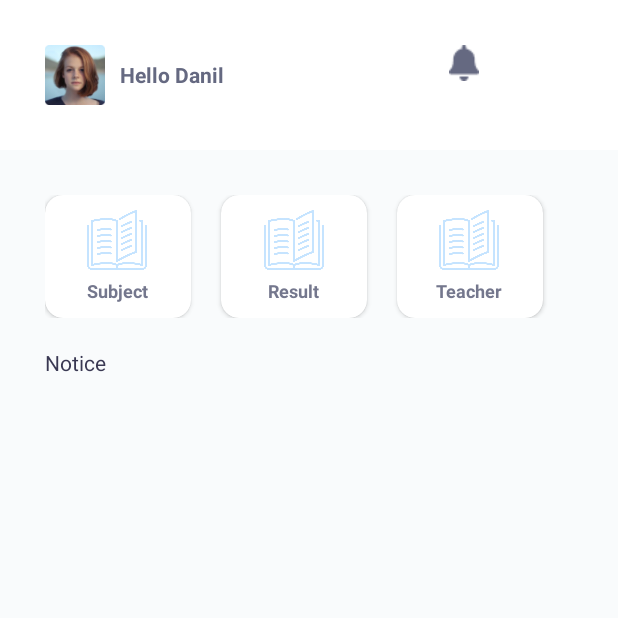
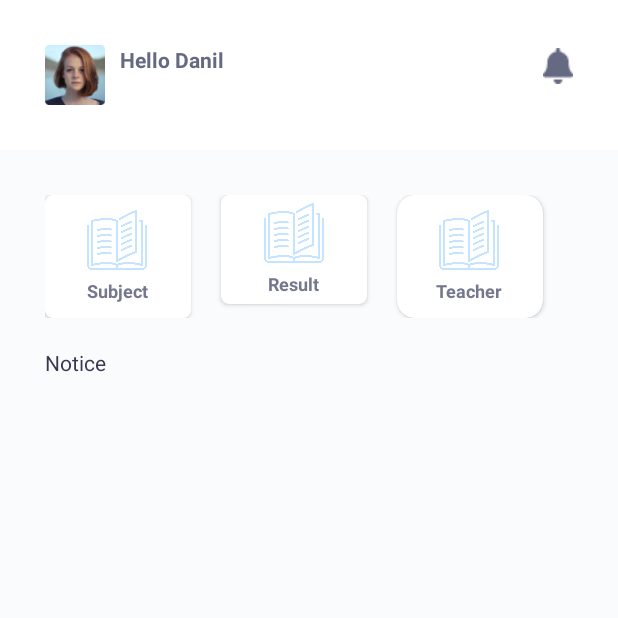
Before and after one commit to Alucoder/S-cool, an Android app: the StudentDashboard screen opened directly, with no data from a screen before it, on a phone screen of 412 x 824 dp, the top half of it. Run offline under Robolectric (Android 15) with nearby library versions, the phone set to English and light mode, and no system bars; Roboto replaces fonts that are not available here; 1 statement that could not run was skipped.

Commit message:
Add design

```diff
--- a/app/src/main/res/layout/activity_attendance.xml
+++ b/app/src/main/res/layout/activity_attendance.xml
@@ -23,7 +23,9 @@
         android:text="Class 1A"
         app:layout_constraintStart_toStartOf="parent"
         app:layout_constraintTop_toTopOf="parent"
-            android:textColor="@color/colorHeading"/>
+        android:textColor="@color/colorContext"
+        android:textStyle="bold"
+        android:textSize="18sp"/>
 
         <TextView
             android:id="@+id/tvTeacherName"
--- a/app/src/main/res/layout/activity_student_dashboard.xml
+++ b/app/src/main/res/layout/activity_student_dashboard.xml
@@ -8,15 +8,15 @@
     tools:context=".Activities.StudentDashboard"
     android:background="@drawable/dashboardbg">
 
-    <LinearLayout
+    <androidx.constraintlayout.widget.ConstraintLayout
         android:id="@+id/tvtitlebar"
         android:layout_width="match_parent"
         android:layout_height="wrap_content"
         android:background="@color/colorWhite"
         android:orientation="horizontal"
         android:padding="30dp"
-        android:layout_marginBottom="30dp"
-        tools:ignore="MissingConstraints">
+        tools:ignore="MissingConstraints"
+        >
 
 
         <ImageView
@@ -29,19 +29,23 @@
             android:id="@+id/txtDashName"
             android:layout_width="wrap_content"
             android:layout_height="wrap_content"
-            android:layout_gravity="center"
-            android:layout_marginStart="10dp"
+            android:layout_marginLeft="10dp"
+            android:layout_marginTop="10dp"
+            android:text="Hello Danil"
+            android:textColor="@color/colorContext"
             android:textStyle="bold"
-            android:textColor="@color/colorContext"
-            android:text="Hello Danil" />
+            app:layout_constraintLeft_toRightOf="@+id/stdProfile"
+            tools:layout_editor_absoluteY="11dp" />
 
         <View
             android:layout_width="20dp"
             android:layout_height="24dp"
             android:layout_gravity="left"
-            android:layout_marginLeft="150dp"
-            android:background="@drawable/notification" />
-    </LinearLayout>
+            android:layout_marginTop="2dp"
+            android:background="@drawable/notification"
+            app:layout_constraintEnd_toEndOf="parent"
+            app:layout_constraintTop_toTopOf="parent" />
+    </androidx.constraintlayout.widget.ConstraintLayout>
 
     <LinearLayout
         android:layout_width="match_parent"
@@ -56,13 +60,12 @@
         <LinearLayout
             android:layout_width="match_parent"
             android:layout_height="wrap_content"
-            android:orientation="horizontal"
-            android:background="@drawable/dashboardbg">
+            android:orientation="horizontal">
 
             <androidx.cardview.widget.CardView
                 android:layout_width="97dp"
                 android:layout_height="wrap_content"
-                app:cardCornerRadius="12dp"
+                app:cardCornerRadius="5dp"
                 android:clickable="true"
                 >
                 <LinearLayout
@@ -97,13 +100,13 @@
             <androidx.cardview.widget.CardView
                 android:layout_width="97dp"
                 android:layout_height="wrap_content"
-                app:cardCornerRadius="12dp"
+                app:cardCornerRadius="5dp"
                 android:clickable="true"
                 android:layout_marginHorizontal="20dp"
                 >
                 <LinearLayout
                     android:layout_width="wrap_content"
-                    android:padding="10dp"
+                    android:padding="5dp"
                     android:layout_gravity="center_horizontal"
                     android:orientation="vertical"
                     android:layout_height="wrap_content">
```
Also changed, not shown: app/src/main/res/layout/activity_dashboard.xml (+4 -5 lines), app/src/main/res/layout/student_result_layout.xml (+9 -6 lines). Lines whose indentation alone changed are shown as unchanged.
